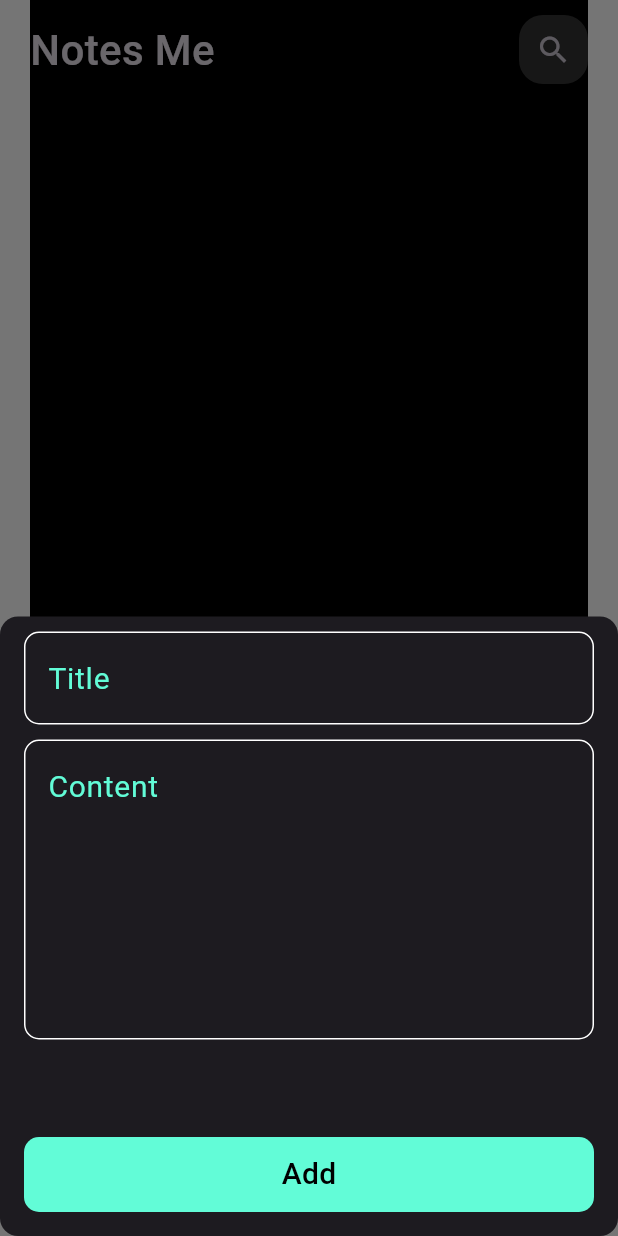
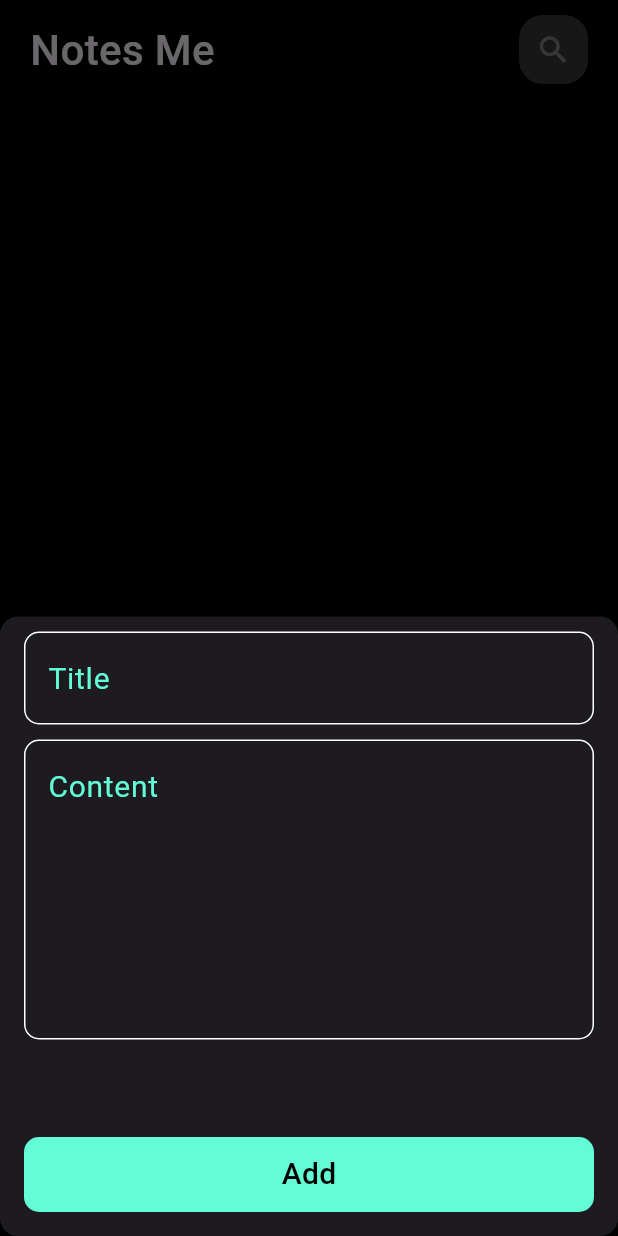
Before and after one commit to Hassanlbrhim/Notes_App, a Flutter app: the NotesAppViews screen opened by its route, after a tap on the "add" icon, on a phone screen of 412 x 824 dp. Run offline on Flutter 3.47's test engine with Material 3 defaults, Android fonts, the phone set to English and light mode, and no system bars; our stand-ins replace bloc, flutter_bloc, font_awesome_flutter, hive, hive_flutter, lottie; accounts and stored records are empty; Roboto replaces fonts that are missing (Poppins).

Commit message:
Edit note done

```diff
--- a/notes_app/lib/navigation/generatRoutes.dart
+++ b/notes_app/lib/navigation/generatRoutes.dart
@@ -1,6 +1,6 @@
 import 'package:flutter/material.dart';
-import 'package:flutter_bloc/flutter_bloc.dart';
-import 'package:notes_app/cubit/note_cubit/note_cubit.dart';
+
+import 'package:notes_app/model/note_model.dart';
 
 import 'package:notes_app/navigation/appRoutes.dart';
 import 'package:notes_app/views/NotesAppViews.dart';
@@ -20,7 +20,10 @@ Route generateRoute(settings) {
         NotesAppViews(),
       );
     case Approutes.Editnotesviews:
-      return _createRoute(Editnotesviews());
+      final note = settings.arguments as NoteModel;
+      return _createRoute(Editnotesviews(
+        note: note,
+      ));
 
     default:
       return _createRoute(SizedBox());
--- a/notes_app/lib/views/NotesAppViews.dart
+++ b/notes_app/lib/views/NotesAppViews.dart
@@ -10,34 +10,32 @@ class NotesAppViews extends StatelessWidget {
 
   @override
   Widget build(BuildContext context) {
-    return SafeArea(
-      child: Padding(
-        padding: EdgeInsets.symmetric(horizontal: 20),
-        child: BlocProvider(
-          create: (context) =>NoteCubit(),
-          child: Scaffold(
+    return BlocBuilder<NoteCubit, NoteState>(
+      builder: (context, state) {
+        return Scaffold(
+          backgroundColor: Colors.black,
           floatingActionButton: FloatingActionButton(
             backgroundColor: priemeryColor,
             onPressed: () {
               showModalBottomSheet(
                 isScrollControlled: true,
                 shape: RoundedRectangleBorder(
-                        borderRadius: BorderRadius.circular(12)),
+                  borderRadius: BorderRadius.circular(12),
+                ),
                 context: context,
-                    builder: (context) {
-                      return AddNoteBottomSheet();
-                    });
+                builder: (context) => const AddNoteBottomSheet(),
+              );
             },
-              child: Icon(
-                Icons.add,
-                color: Colors.black,
+            child: const Icon(Icons.add, color: Colors.black),
           ),
-            ),
-            backgroundColor: Colors.black,
-            body: NotesViewsBodey(),
-          ),
+          body: SafeArea(
+            child: Padding(
+              padding: const EdgeInsets.symmetric(horizontal: 20),
+              child: const NotesViewsBodey(),
             ),
           ),
         );
+      },
+    );
   }
 }
--- a/notes_app/lib/widgets/AddNoteBottomSheet.dart
+++ b/notes_app/lib/widgets/AddNoteBottomSheet.dart
@@ -16,7 +16,6 @@ class AddNoteBottomSheet extends StatelessWidget {
       create: (context) => AddNoteCubit(),
       child: BlocConsumer<AddNoteCubit, AddNoteState>(
         listener: (context, state) {
-          // if (state is AddNoteFailuer) {}
           if (state is AddNoteSucess) {
             BlocProvider.of<NoteCubit>(context).fetchAllNotes();
             Navigator.pushNamed(context, Approutes.NotesAppViews);
--- a/notes_app/lib/widgets/CustomTextFiled.dart
+++ b/notes_app/lib/widgets/CustomTextFiled.dart
@@ -3,14 +3,20 @@ import 'package:notes_app/constant.dart';
 
 class CustomTextFiled extends StatelessWidget {
   const CustomTextFiled(
-      {super.key, this.maxline = 1, required this.hintText, this.onsaved});
+      {super.key,
+      this.maxline = 1,
+      required this.hintText,
+      this.onsaved,
+      this.onChanged});
   final int maxline;
   final String hintText;
   final Function(String?)? onsaved;
+  final Function(String)? onChanged;
 
   @override
   Widget build(BuildContext context) {
     return TextFormField(
+      onChanged: onChanged,
       onSaved: onsaved,
       validator: (Value) {
         if (Value?.isEmpty ?? true) {
--- a/notes_app/lib/widgets/Custom_Button.dart
+++ b/notes_app/lib/widgets/Custom_Button.dart
@@ -29,7 +29,6 @@ class CustomButton extends StatelessWidget {
                   height: 25,
                   width: 25,
                   child: CircularProgressIndicator(
-
                     color: Colors.black,
                   ),
                 )
--- a/notes_app/lib/widgets/custom_appBar.dart
+++ b/notes_app/lib/widgets/custom_appBar.dart
@@ -1,10 +1,18 @@
+// ignore_for_file: public_member_api_docs, sort_constructors_first
 import 'package:flutter/material.dart';
+
 import 'package:notes_app/widgets/custom_search_icon.dart';
 
 class CustomAppbar extends StatelessWidget {
-  const CustomAppbar({super.key, required this.Title, required this.icon});
+  const CustomAppbar({
+    super.key,
+    required this.Title,
+    required this.icon,
+    this.onPressed,
+  });
   final String Title;
   final IconData icon;
+  final void Function()? onPressed;
   @override
   Widget build(BuildContext context) {
     return Row(
@@ -19,6 +27,7 @@ class CustomAppbar extends StatelessWidget {
         ),
         Spacer(),
         CustomSearchIcon(
+          onPressed: onPressed,
           icon: icon,
         )
       ],
--- a/notes_app/lib/widgets/custom_search_icon.dart
+++ b/notes_app/lib/widgets/custom_search_icon.dart
@@ -1,8 +1,14 @@
+// ignore_for_file: public_member_api_docs, sort_constructors_first
 import 'package:flutter/material.dart';
 
 class CustomSearchIcon extends StatelessWidget {
-  const CustomSearchIcon({super.key, required this.icon});
+  const CustomSearchIcon({
+    super.key,
+    required this.icon,
+    this.onPressed,
+  });
   final IconData icon;
+  final void Function()? onPressed;
   @override
   Widget build(BuildContext context) {
     return Container(
@@ -13,7 +19,7 @@ class CustomSearchIcon extends StatelessWidget {
         borderRadius: BorderRadius.circular(16),
       ),
       child: IconButton(
-        onPressed: () {},
+        onPressed: onPressed,
         icon: Icon(icon),
       ),
     );
--- a/notes_app/lib/widgets/notes_views_bodey.dart
+++ b/notes_app/lib/widgets/notes_views_bodey.dart
@@ -19,6 +19,7 @@ class _NotesViewsBodeyState extends State<NotesViewsBodey> {
     super.initState();
   }
 
+  @override
   Widget build(BuildContext context) {
     return Column(
       crossAxisAlignment: CrossAxisAlignment.start,
```
Also changed, not shown: notes_app/lib/main.dart (+2 -5 lines), notes_app/lib/views/editNotesViews.dart (+9 -3 lines), notes_app/lib/widgets/customEditNotes.dart (+34 -4 lines), notes_app/lib/widgets/custom_note_items.dart (+8 -4 lines). Lines whose indentation alone changed are shown as unchanged.
